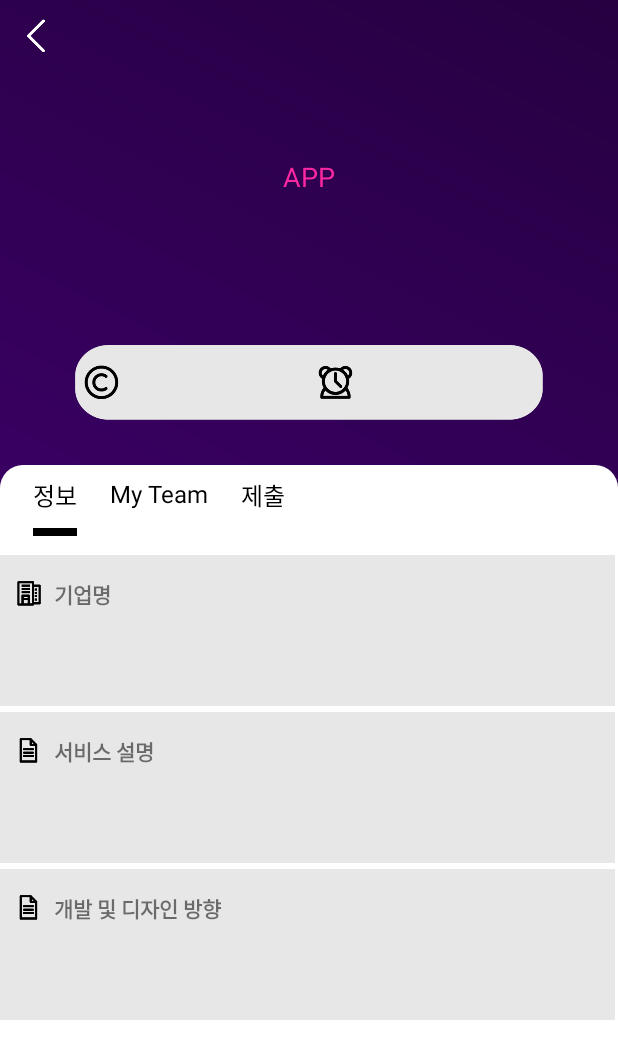
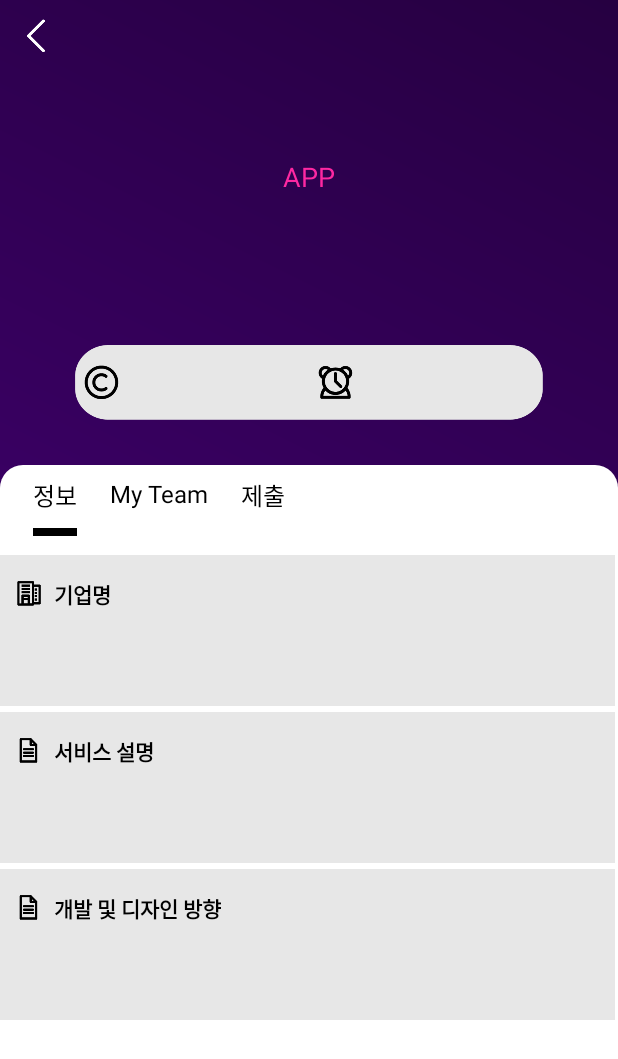
Before and after one commit to hyobins/monthly_challenge, an Android app: the MyprojectDetailActivity screen opened directly, with no data from a screen before it, on a phone screen of 412 x 824 dp. Shown: the top 1059 px of the screen. Run offline under Robolectric (Android 15) with nearby library versions, the phone set to English and light mode, and no system bars; our stand-ins replace ButterKnife, Firebase (no records; nobody signed in at launch, a user with empty details on screens opened directly), data binding; 5 statements that could not run were skipped.

Commit message:
xml 수정

```diff
--- a/app/src/main/res/layout/activity_myproject_detail.xml
+++ b/app/src/main/res/layout/activity_myproject_detail.xml
@@ -243,6 +243,7 @@
                                     android:gravity="center_vertical"
                                     android:paddingLeft="8dp"
                                     android:text="기업명"
+                                    android:textColor="#000000"
                                     android:textSize="14dp"
                                     android:textStyle="bold" />
 
@@ -262,6 +263,7 @@
                                     android:id="@+id/textView_companyContents"
                                     android:layout_width="match_parent"
                                     android:layout_height="wrap_content"
+                                    android:textColor="#000000"
                                     android:textSize="14dp" />
 
                             </LinearLayout>
@@ -302,6 +304,7 @@
                                     android:gravity="center_vertical"
                                     android:paddingLeft="8dp"
                                     android:text="서비스 설명"
+                                    android:textColor="#000000"
                                     android:textSize="14dp"
                                     android:textStyle="bold" />
 
@@ -320,6 +323,7 @@
                                     android:id="@+id/textView_descriptionContents"
                                     android:layout_width="match_parent"
                                     android:layout_height="wrap_content"
+                                    android:textColor="#000000"
                                     android:textSize="14dp" />
 
                             </LinearLayout>
@@ -358,6 +362,7 @@
                                     android:gravity="center_vertical"
                                     android:paddingLeft="8dp"
                                     android:text="개발 및 디자인 방향"
+                                    android:textColor="#000000"
                                     android:textSize="14dp"
                                     android:textStyle="bold" />
 
@@ -376,6 +381,7 @@
                                     android:id="@+id/textView_directionContents"
                                     android:layout_width="match_parent"
                                     android:layout_height="wrap_content"
+                                    android:textColor="#000000"
                                     android:textSize="14dp" />
 
                             </LinearLayout>
@@ -445,212 +451,287 @@
                     </LinearLayout>
 
                     //제출 상세 레이아웃
+
                     <LinearLayout
                         android:id="@+id/submitLayout"
                         android:layout_width="match_parent"
                         android:layout_height="match_parent"
                         android:orientation="vertical"
                         android:visibility="gone">
+
                         <LinearLayout
                             android:layout_width="match_parent"
                             android:layout_height="wrap_content"
+                            android:layout_marginBottom="7dp"
                             android:background="#e6e6e6"
-                            android:layout_marginBottom="7dp"
-                            android:padding="10dp">
+                            android:paddingTop="10dp"
+                            android:paddingBottom="10dp">
+
                             <ImageView
-                                android:layout_width="20dp"
+                                android:layout_width="22dp"
+                                android:layout_height="22dp"
+                                android:layout_gravity="center"
+                                android:layout_marginLeft="5dp"
+                                android:layout_weight="1"
+                                android:src="@drawable/projectdetail_email" />
+
+                            <TextView
+                                android:layout_width="0dp"
                                 android:layout_height="30dp"
-                                android:layout_marginRight="7dp"
-                                android:src="@drawable/projectdetail_email"/>
-                            <TextView
-                                android:layout_width="wrap_content"
-                                android:layout_height="30dp"
+                                android:layout_gravity="center"
+                                android:layout_weight="3"
                                 android:gravity="center_vertical"
-                                android:textStyle="bold"
-                                android:text="제출 주소:   "/>
+                                android:text="제출 주소:   "
+                                android:textColor="#000000"
+                                android:textStyle="bold" />
+
                             <TextView
                                 android:id="@+id/submitEmail"
-                                android:layout_width="wrap_content"
+                                android:layout_width="0dp"
                                 android:layout_height="30dp"
-                                android:textStyle="bold"
-                                android:text="email" />
+                                android:layout_gravity="center"
+                                android:layout_weight="12"
+                                android:gravity="center_vertical"
+                                android:text="email"
+                                android:textColor="#000000" />
                         </LinearLayout>
 
                         <LinearLayout
                             android:layout_width="match_parent"
                             android:layout_height="100dp"
-                            android:gravity="center_vertical"
-                            android:padding="10dp"
                             android:layout_marginBottom="7dp"
                             android:background="#e6e6e6"
-                            android:orientation="vertical">
+                            android:gravity="center_vertical"
+                            android:orientation="vertical"
+                            android:paddingTop="10dp"
+                            android:paddingBottom="10dp">
+
                             <LinearLayout
                                 android:layout_width="match_parent"
                                 android:layout_height="wrap_content"
                                 android:layout_marginBottom="8dp">
+
                                 <ImageView
-                                    android:layout_width="25dp"
-                                    android:layout_height="25dp"
-                                    android:layout_marginRight="10dp"
-                                    android:src="@drawable/projectdetail_service"/>
+                                    android:layout_width="22dp"
+                                    android:layout_height="22dp"
+                                    android:layout_gravity="center"
+                                    android:layout_marginLeft="5dp"
+                                    android:layout_weight="1"
+                                    android:src="@drawable/projectdetail_service" />
+
                                 <TextView
-                                    android:layout_width="wrap_content"
+                                    android:layout_width="0dp"
                                     android:layout_height="wrap_content"
+                                    android:layout_weight="15"
                                     android:text="작품제목"
-                                    android:textStyle="bold"
-                                    android:textSize="15dp"/>
+                                    android:textColor="#000000"
+                                    android:textSize="14dp"
+                                    android:textStyle="bold" />
                             </LinearLayout>
+
                             <TextView
                                 android:layout_width="match_parent"
                                 android:layout_height="35dp"
+                                android:layout_marginLeft="15dp"
+                                android:layout_marginRight="15dp"
+                                android:background="@drawable/white_round_background"
                                 android:gravity="center_horizontal|center_vertical"
                                 android:text="작품 제목을 입력하세요(60자 이내)"
-                                android:textSize="15dp"
-                                android:background="@drawable/white_round_background"/>
+                                android:textSize="13dp" />
                         </LinearLayout>
+
                         <LinearLayout
                             android:layout_width="match_parent"
                             android:layout_height="100dp"
-                            android:gravity="center_vertical"
-                            android:padding="10dp"
                             android:layout_marginBottom="7dp"
                             android:background="#e6e6e6"
-                            android:orientation="vertical">
+                            android:gravity="center_vertical"
+                            android:orientation="vertical"
+                            android:paddingTop="10dp"
+                            android:paddingBottom="10dp">
+
                             <LinearLayout
                                 android:layout_width="match_parent"
                                 android:layout_height="wrap_content"
                                 android:layout_marginBottom="8dp">
+
                                 <ImageView
-                                    android:layout_width="25dp"
-                                    android:layout_height="25dp"
-                                    android:layout_marginRight="10dp"
-                                    android:src="@drawable/icon_profile"/>
+                                    android:layout_width="22dp"
+                                    android:layout_height="22dp"
+                                    android:layout_gravity="center"
+                                    android:layout_marginLeft="5dp"
+                                    android:layout_weight="1"
+                                    android:src="@drawable/icon_profile" />
+
                                 <TextView
-                                    android:layout_width="wrap_content"
+                                    android:layout_width="0dp"
                                     android:layout_height="wrap_content"
+                                    android:layout_weight="15"
                                     android:text="작품 설명"
-                                    android:textStyle="bold"
-                                    android:textSize="15dp"/>
+                                    android:textColor="#000000"
+                                    android:textSize="14dp"
+                                    android:textStyle="bold" />
                             </LinearLayout>
+
                             <TextView
                                 android:layout_width="match_parent"
                                 android:layout_height="35dp"
+                                android:layout_marginLeft="15dp"
+                                android:layout_marginRight="15dp"
+                                android:background="@drawable/white_round_background"
                                 android:gravity="center_horizontal|center_vertical"
                                 android:text="작품 설명을 입력하세요(500자 이내)"
-                                android:textSize="15dp"
-                                android:background="@drawable/white_round_background"/>
+                                android:textSize="13dp" />
                         </LinearLayout>
+
                         <LinearLayout
                             android:layout_width="match_parent"
                             android:layout_height="wrap_content"
+                            android:layout_marginBottom="7dp"
                             android:background="#e6e6e6"
-                            android:layout_marginBottom="7dp"
                             android:orientation="horizontal"
-                            android:padding="10dp">
+                            android:paddingTop="10dp"
+                            android:paddingBottom="10dp">
+
                             <ImageView
-                                android:layout_width="20dp"
+                                android:layout_width="22dp"
+                                android:layout_height="22dp"
+                                android:layout_gravity="center"
+                                android:layout_marginLeft="5dp"
+                                android:layout_weight="1"
+                                android:src="@drawable/icon_title" />
+
+                            <TextView
+                                android:layout_width="0dp"
                                 android:layout_height="30dp"
-                                android:layout_marginRight="7dp"
-                                android:src="@drawable/icon_title"/>
-                            <TextView
-                                android:layout_width="wrap_content"
+                                android:layout_weight="11"
+                                android:gravity="center_vertical"
+                                android:text="스톡 컨텐츠 포함여부 :   "
+                                android:textColor="#000000"
+                                android:textSize="14dp"
+                                android:textStyle="bold" />
+
+                            <ImageView
+                                android:layout_width="0dp"
                                 android:layout_height="30dp"
-                                android:gravity="center_vertical"
-                                android:textStyle="bold"
-                                android:layout_marginRight="160dp"
-                                android:text="스톡 컨텐츠 포함여부 :   "/>
-                            <ImageView
-                                android:layout_width="50dp"
-                                android:layout_height="30dp"
-                                android:src="@drawable/icon_check"/>
-
-
+                                android:layout_marginRight="10dp"
+                                android:layout_weight="4"
+                                android:paddingTop="3dp"
+                                android:paddingBottom="3dp"
+                                android:src="@drawable/icon_check" />
 
 
                         </LinearLayout>
+
                         <LinearLayout
                             android:layout_width="match_parent"
                             android:layout_height="100dp"
-                            android:gravity="center_vertical"
-                            android:padding="10dp"
                             android:layout_marginBottom="7dp"
                             android:background="#e6e6e6"
-                            android:orientation="vertical">
+                            android:gravity="center_vertical"
+                            android:orientation="vertical"
+                            android:paddingTop="10dp"
+                            android:paddingBottom="10dp">
+
                             <LinearLayout
                                 android:layout_width="match_parent"
                                 android:layout_height="wrap_content"
                                 android:layout_marginBottom="8dp">
+
                                 <ImageView
-                                    android:layout_width="25dp"
-                                    android:layout_height="25dp"
-                                    android:layout_marginRight="10dp"
-                                    android:src="@drawable/icon_imgsubmit"/>
+                                    android:layout_width="22dp"
+                                    android:layout_height="22dp"
+                                    android:layout_marginLeft="5dp"
+                                    android:layout_weight="1"
+                                    android:src="@drawable/icon_imgsubmit" />
+
                                 <TextView
-                                    android:layout_width="wrap_content"
+                                    android:layout_width="0dp"
                                     android:layout_height="wrap_content"
+                                    android:layout_weight="11"
                                     android:text="미리보기 이미지"
-                                    android:textStyle="bold"
-                                    android:textSize="15dp"
-                                    android:layout_marginRight="180dp"/>
+                                    android:textColor="#000000"
+                                    android:textSize="14dp"
+                                    android:textStyle="bold" />
+
                                 <TextView
-                                    android:layout_width="wrap_content"
+                                    android:layout_width="0dp"
                                     android:layout_height="wrap_content"
+                                    android:layout_marginRight="15dp"
+                                    android:layout_weight="4"
+                                    android:background="@drawable/white_round_background"
+                                    android:gravity="center"
                                     android:padding="5dp"
-                                    android:textSize="11dp"
-                                    android:background="@drawable/white_round_background"
-                                    android:text="파일 선택"/>
+                                    android:text="파일 선택"
+                                    android:textColor="#000000"
+                                    android:textSize="11dp" />
                             </LinearLayout>
+
                             <TextView
                                 android:layout_width="match_parent"
                                 android:layout_height="35dp"
+                                android:layout_marginLeft="15dp"
+                                android:layout_marginRight="15dp"
+                                android:background="@drawable/white_round_background"
                                 android:gravity="center_horizontal|center_vertical"
                                 android:text="선택된 파일 없음(최대 600*600px)"
-                                android:textSize="15dp"
-                                android:background="@drawable/white_round_background"/>
+                                android:textSize="13dp" />
                         </LinearLayout>
+
                         <LinearLayout
                             android:layout_width="match_parent"
                             android:layout_height="100dp"
-                            android:gravity="center_vertical"
-                            android:padding="10dp"
                             android:layout_marginBottom="7dp"
                             android:background="#e6e6e6"
-                            android:orientation="vertical">
+                            android:gravity="center_vertical"
+                            android:orientation="vertical"
+                            android:paddingTop="10dp"
+                            android:paddingBottom="10dp">
+
                             <LinearLayout
                                 android:layout_width="match_parent"
                                 android:layout_height="wrap_content"
                                 android:layout_marginBottom="8dp">
+
                                 <ImageView
-                                    android:layout_width="25dp"
-                                    android:layout_height="25dp"
-                                    android:layout_marginRight="10dp"
-                                    android:src="@drawable/icon_imgsubmit"/>
+                                    android:layout_width="22dp"
+                                    android:layout_height="22dp"
+                                    android:layout_marginLeft="5dp"
+                                    android:layout_weight="1"
+                                    android:src="@drawable/icon_imgsubmit" />
+
                                 <TextView
-                                    android:layout_width="wrap_content"
+                                    android:layout_width="0dp"
                                     android:layout_height="wrap_content"
+                                    android:layout_weight="11"
                                     android:text="상세 이미지"
-                                    android:textStyle="bold"
-                                    android:textSize="15dp"
-                                    android:layout_marginRight="210dp"/>
+                                    android:textColor="#000000"
+                                    android:textSize="14dp"
+                                    android:textStyle="bold" />
+
                                 <TextView
-                                    android:layout_width="wrap_content"
+                                    android:layout_width="0dp"
                                     android:layout_height="wrap_content"
+                                    android:layout_marginRight="15dp"
+                                    android:layout_weight="4"
+                                    android:background="@drawable/white_round_background"
+                                    android:gravity="center"
                                     android:padding="5dp"
-                                    android:textSize="11dp"
-                                    android:background="@drawable/white_round_background"
-                                    android:text="파일 선택"/>
+                                    android:text="파일 선택"
+                                    android:textColor="#000000"
+                                    android:textSize="11dp" />
                             </LinearLayout>
+
                             <TextView
                                 android:layout_width="match_parent"
                                 android:layout_height="35dp"
+                                android:layout_marginLeft="15dp"
+                                android:layout_marginRight="15dp"
+                                android:background="@drawable/white_round_background"
                                 android:gravity="center_horizontal|center_vertical"
                                 android:text="선택된 파일 없음(RGB 형식의 JPG)"
-                                android:textSize="15dp"
-                                android:background="@drawable/white_round_background"/>
+                                android:textSize="13dp" />
                         </LinearLayout>
-
-
-
 
 
                     </LinearLayout>
```
Also changed, not shown: app/src/main/res/layout/activity_myteams.xml (+7 -6 lines), app/src/main/res/layout/activity_profile.xml (+32 -24 lines), app/src/main/res/layout/fragment_setting.xml (+32 -13 lines).
